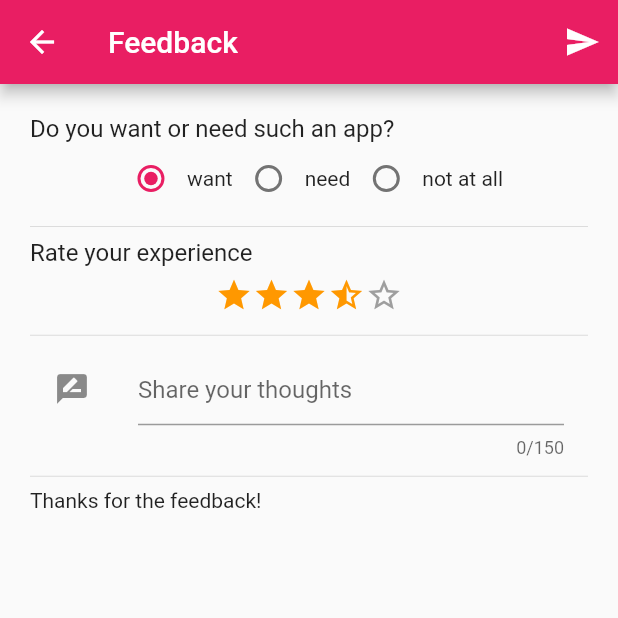
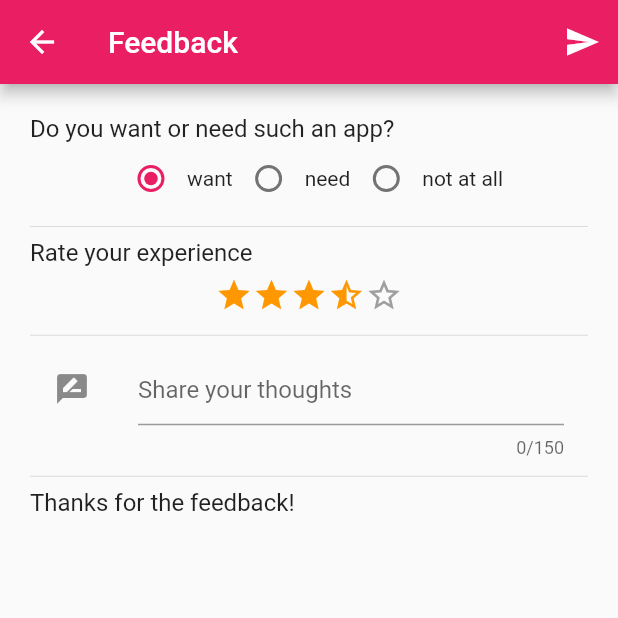
Before and after one commit to Caffa/Clarity, a Flutter app: the Feedback screen opened directly, on a phone screen of 412 x 824 dp, the top half of it. Run offline on Flutter 3.47's test engine with Material 2 defaults, Android fonts, the phone set to English and light mode, and no system bars; our stand-ins replace sqflite; accounts and stored records are empty.

Commit message:
Update feedback.dart

```diff
--- a/clarity/lib/feedback.dart
+++ b/clarity/lib/feedback.dart
@@ -101,7 +101,8 @@ class _FeedbackState extends State<Feedback> {
             ),
           ),
           new Divider(),
-          new Text("Thanks for the feedback!"),
+          new Text("Thanks for the feedback!",
+              style: new TextStyle(fontSize: 16.0)),
         ],
       ),
     );
```
